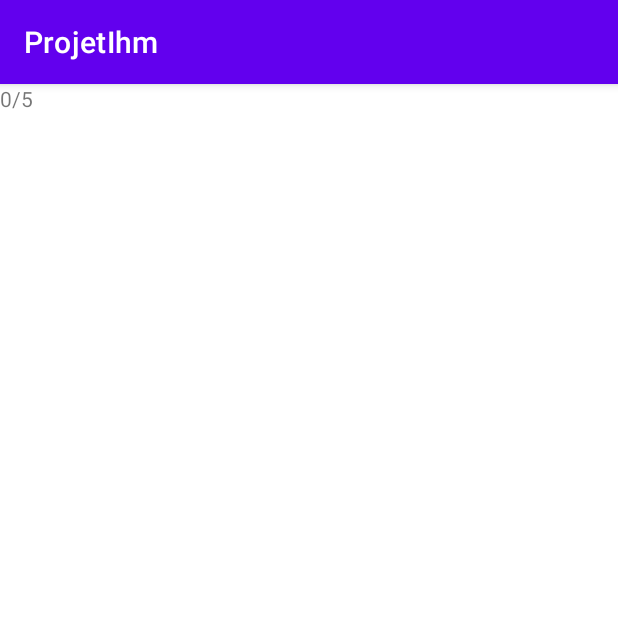
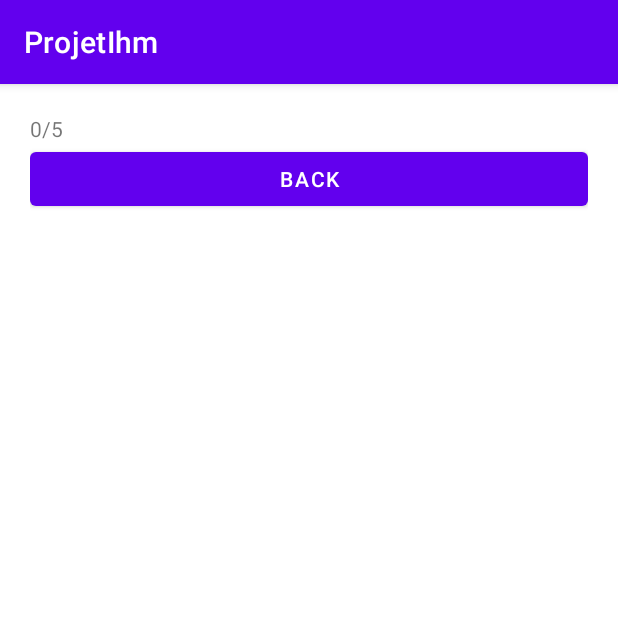
Before and after one commit to FaresCherif/ProjetIhm, an Android app: the screen it shows after launch (Success), after a tap on "ARCHIEVEMENT", on a phone screen of 412 x 824 dp, the top half of it. Run offline under Robolectric (Android 15) with nearby library versions, the phone set to English and light mode, and no system bars.

Commit message:
version final

```diff
--- a/app/src/main/java/com/example/projetihm/Question2.java
+++ b/app/src/main/java/com/example/projetihm/Question2.java
@@ -6,8 +6,6 @@ import android.content.Intent;
 import android.os.Bundle;
 import android.os.Environment;
 import android.widget.SeekBar;
-import android.widget.Toast;
-
 import java.io.File;
 import java.io.FileOutputStream;
 import java.io.IOException;
@@ -25,7 +23,6 @@ public class Question2 extends AppCompatActivity {
         savedU = new User(u);
         super.onCreate(savedInstanceState);
         setContentView(R.layout.activity_question2);
-        toast(u.getRomanceLevel()+" "+u.getTemerityLevel());
 
         sb=findViewById(R.id.FidelityScrollBar);
     }
@@ -40,9 +37,6 @@ public class Question2 extends AppCompatActivity {
         finish();
     }
 
-    public void toast(String msg) {
-        Toast.makeText(this, msg,Toast.LENGTH_SHORT).show();
-    }
 
     public void write_historic_in_file() {
         File folder = Environment.getExternalStoragePublicDirectory(Environment.DIRECTORY_DOWNLOADS);
--- a/app/src/main/java/com/example/projetihm/Question3.java
+++ b/app/src/main/java/com/example/projetihm/Question3.java
@@ -10,7 +10,6 @@ import android.widget.Button;
 import android.widget.ImageView;
 import android.widget.LinearLayout;
 import android.widget.SeekBar;
-import android.widget.Toast;
 
 import java.io.File;
 import java.io.FileOutputStream;
@@ -40,7 +39,6 @@ public class Question3 extends AppCompatActivity {
         dice = findViewById(R.id.imageDice);
         rollButton=findViewById(R.id.RollDiceButton);
         nextQuestion=findViewById(R.id.layoutButton);
-        toast(u.getRomanceLevel()+" "+u.getTemerityLevel());
 
     }
 
@@ -50,9 +48,6 @@ public class Question3 extends AppCompatActivity {
         u=new User(savedU);
     }
 
-    public void toast(String msg) {
-        Toast.makeText(this, msg,Toast.LENGTH_SHORT).show();
-    }
 
     public void rollDice(android.view.View v){
 
--- a/app/src/main/res/layout/activity_question3.xml
+++ b/app/src/main/res/layout/activity_question3.xml
@@ -132,7 +132,7 @@
 
             <Space
                 android:layout_width="match_parent"
-                android:layout_height="40dp" />
+                android:layout_height="80dp" />
 
         </LinearLayout>
     </ScrollView>
--- a/app/src/main/res/layout/activity_question4.xml
+++ b/app/src/main/res/layout/activity_question4.xml
@@ -200,7 +200,7 @@
 
             <Space
                 android:layout_width="match_parent"
-                android:layout_height="60dp" />
+                android:layout_height="100dp" />
         </LinearLayout>
     </ScrollView>
 
--- a/app/src/main/res/layout/activity_success.xml
+++ b/app/src/main/res/layout/activity_success.xml
@@ -6,11 +6,36 @@
     android:layout_height="match_parent"
     tools:context=".Success">
 
-    <TextView
-        android:id="@+id/listeSucces"
-        android:layout_width="331dp"
-        android:layout_height="646dp"
-        android:text="TextView"
-        tools:layout_editor_absoluteX="38dp"
-        tools:layout_editor_absoluteY="49dp" />
+    <ScrollView
+        android:layout_width="match_parent"
+        android:layout_height="match_parent"
+        android:layout_marginStart="20dp"
+        android:layout_marginTop="20dp"
+        android:layout_marginEnd="20dp"
+        android:layout_marginBottom="60dp"
+        app:layout_constraintBottom_toBottomOf="parent"
+        app:layout_constraintEnd_toEndOf="parent"
+        app:layout_constraintStart_toStartOf="parent"
+        app:layout_constraintTop_toTopOf="parent">
+
+        <LinearLayout
+            android:layout_width="match_parent"
+            android:layout_height="wrap_content"
+            android:orientation="vertical">
+
+            <TextView
+                android:id="@+id/listeSucces"
+                android:layout_width="match_parent"
+                android:layout_height="wrap_content" />
+
+            <Button
+                android:id="@+id/backButton2"
+                android:layout_width="match_parent"
+                android:layout_height="0dp"
+                android:layout_weight="1"
+                android:onClick="back"
+                android:text="@string/backButton" />
+
+        </LinearLayout>
+    </ScrollView>
 </androidx.constraintlayout.widget.ConstraintLayout>
--- a/app/src/main/res/values/strings.xml
+++ b/app/src/main/res/values/strings.xml
@@ -58,5 +58,6 @@
     <string name="toastBadNameUserInput">Enter an appropriate name and last name</string>
     <string name="toastGenre">Please choose a genre</string>
     <string name="toastChooseAnswer">Please choose an answer</string>
+    <string name="noFile">No file to load</string>
 
 </resources>
```
Also changed, not shown: app/src/main/java/com/example/projetihm/MainActivity.java (+9 -2 lines), app/src/main/java/com/example/projetihm/Question4.java (+11 -1 lines), app/src/main/res/layout-land/activity_result.xml (+14 -0 lines), app/src/main/res/layout/activity_question6.xml (+7 -7 lines), 5 other files.
